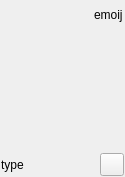
zkovari/plotlyst, file ui/scene_card.ui: the form before one commit.
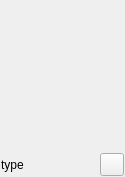
The form after the commit. Custom widgets are drawn as their Qt base class.

Commit message: Display beat badge on scene card instead of other highlights

Patch:
```diff
--- a/ui/scene_card.ui
+++ b/ui/scene_card.ui
@@ -81,7 +81,7 @@
           <number>0</number>
          </property>
          <property name="rightMargin">
-          <number>1</number>
+          <number>0</number>
          </property>
          <property name="bottomMargin">
           <number>0</number>
@@ -102,19 +102,6 @@
            </property>
           </widget>
          </item>
-         <item alignment="Qt::AlignRight">
-          <widget class="QLabel" name="lblBeatEmoji">
-           <property name="sizePolicy">
-            <sizepolicy hsizetype="Preferred" vsizetype="Maximum">
-             <horstretch>0</horstretch>
-             <verstretch>0</verstretch>
-            </sizepolicy>
-           </property>
-           <property name="text">
-            <string>emoij</string>
-           </property>
-          </widget>
-         </item>
         </layout>
        </widget>
       </item>
```
Left out of the diff: 2 changed lines with no effect on the pictures. The commit also changes 1 other file.
